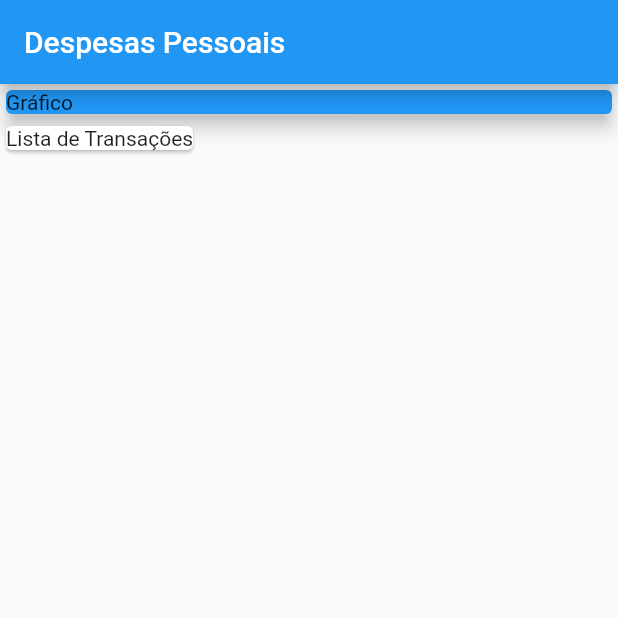
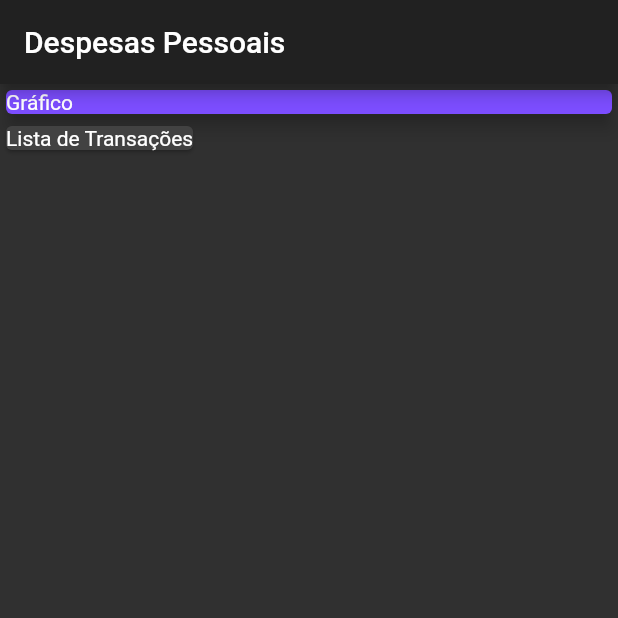
Before and after one commit to da0hn/despesas-pessoais, a Flutter app: the screen it shows after launch, on a phone screen of 412 x 824 dp, the top half of it. Run offline on Flutter 3.47's test engine with Material 2 defaults, Android fonts, the phone set to English and light mode, and no system bars.

```diff
--- a/lib/main.dart
+++ b/lib/main.dart
@@ -7,6 +7,8 @@ class ExpensesApp extends StatelessWidget {
   @override
   Widget build(BuildContext context) {
     return MaterialApp(
+      debugShowCheckedModeBanner: false,
+      theme: ThemeData.dark(),
       home: HomePage(),
     );
   }
@@ -25,7 +27,7 @@ class HomePage extends StatelessWidget {
           Container(
             width: double.infinity,
             child: Card(
-              color: Colors.blue,
+              color: Colors.deepPurpleAccent,
               elevation: 5,
               child: Text('Gráfico'),
             ),
```
